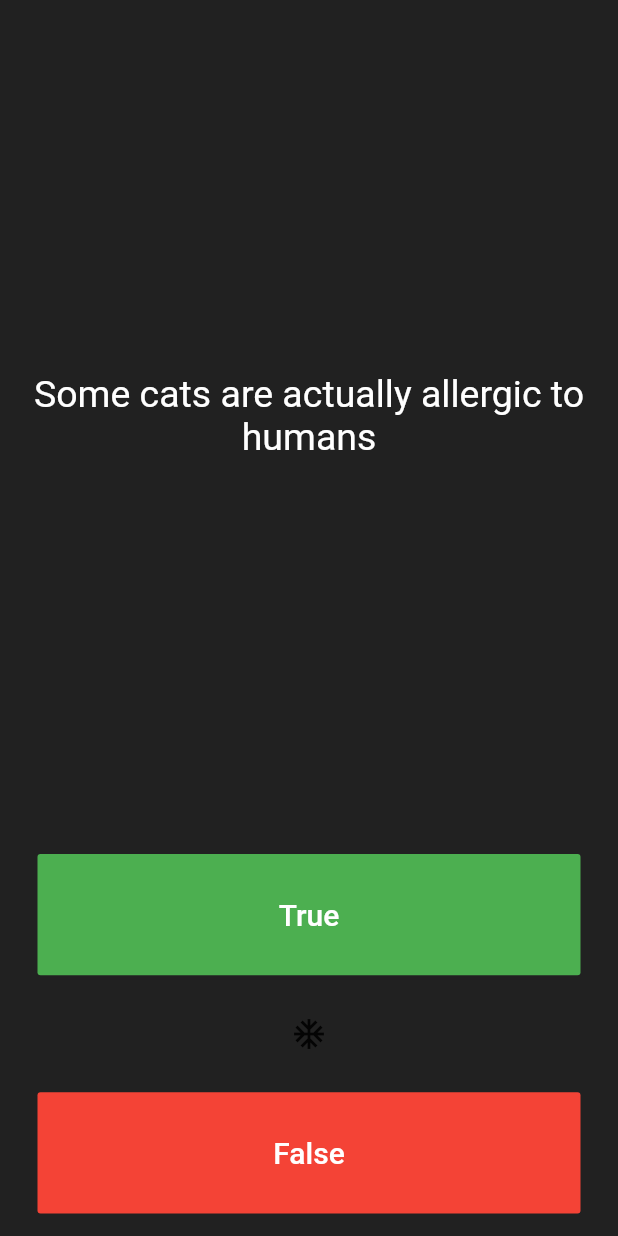
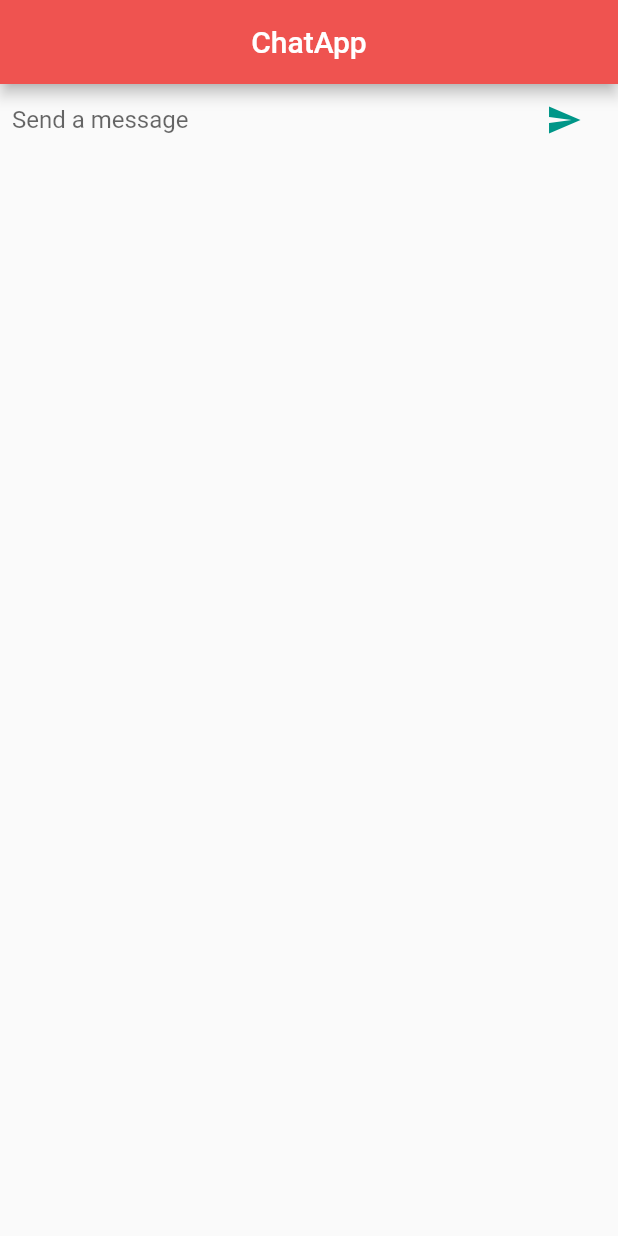
Before and after one commit to mamadou-wone/flutterRefont, a Flutter app: the screen it shows after launch, on a phone screen of 412 x 824 dp. Run offline on Flutter 3.47's test engine with Material 2 defaults, Android fonts, the phone set to English and light mode, and no system bars.

Commit message:
Day23 #100DaysOfCode [23/100]

```diff
--- a/lib/QuizBrain.dart
+++ /dev/null
@@ -1,68 +0,0 @@
-import 'package:MagicBall/Question.dart';
-
-class QuizBrain {
-  int _questionIndex = 0;
-
-  List<Question> _questionBank = [
-    Question(
-        questionText: 'Some cats are actually allergic to humans',
-        questionAnswer: true),
-    Question(
-        questionText: 'You can lead a cow down stairs but not up stairs.',
-        questionAnswer: false),
-    Question(
-        questionText:
-            'Approximately one quarter of human bones are in the feet.',
-        questionAnswer: true),
-    Question(questionText: 'A slug\'s blood is green.', questionAnswer: true),
-    Question(
-        questionText: 'Buzz Aldrin\'s mother\'s maiden name was \"Moon\".',
-        questionAnswer: true),
-    Question(
-        questionText: 'It is illegal to pee in the Ocean in Portugal.',
-        questionAnswer: true),
-    Question(
-        questionText:
-            'No piece of square dry paper can be folded in half more than 7 times.',
-        questionAnswer: false),
-    Question(
-        questionText:
-            'In London, UK, if you happen to die in the House of Parliament, you are technically entitled to a state funeral, because the building is considered too sacred a place.',
-        questionAnswer: true),
-    Question(
-        questionText:
-            'The loudest sound produced by any animal is 188 decibels. That animal is the African Elephant.',
-        questionAnswer: false),
-    Question(
-        questionText:
-            'The total surface area of two human lungs is approximately 70 square metres.',
-        questionAnswer: true),
-    Question(
-        questionText: 'Google was originally called \"Backrub\".',
-        questionAnswer: true),
-    Question(
-        questionText:
-            'Chocolate affects a dog\'s heart and nervous system; a few ounces are enough to kill a small dog.',
-        questionAnswer: true),
-    Question(
-        questionText:
-            'In West Virginia, USA, if you accidentally hit an animal with your car, you are free to take it home to eat.',
-        questionAnswer: true),
-  ];
-
-  void nextQuestion() {
-    if (_questionIndex < _questionBank.length - 1) {
-      _questionIndex++;
-    }
-    print(_questionIndex);
-    print(_questionBank.length);
-  }
-
-  String getQuestionText() {
-    return _questionBank[_questionIndex].questionText;
-  }
-
-  bool getQuestionAnswer() {
-    return _questionBank[_questionIndex].questionAnswer;
-  }
-}
--- a/lib/main.dart
+++ b/lib/main.dart
@@ -1,156 +1,55 @@
-import 'package:MagicBall/Question.dart';
-import 'package:MagicBall/QuizBrain.dart';
 import 'package:flutter/material.dart';
-import 'package:rflutter_alert/rflutter_alert.dart';
 
-QuizBrain quizBrain = QuizBrain();
-void main() => runApp(Quizzler());
+void main() => runApp(MyApp());
 
-class Quizzler extends StatelessWidget {
+class MyApp extends StatefulWidget {
+  @override
+  _MyAppState createState() => _MyAppState();
+}
+
+class _MyAppState extends State<MyApp> {
+  final _textController = TextEditingController();
+
+  void _handleSubmitted(String text) {
+    _textController.clear();
+  }
+
   @override
   Widget build(BuildContext context) {
     return MaterialApp(
       debugShowCheckedModeBanner: false,
+      title: 'ChattApp',
       home: Scaffold(
-        backgroundColor: Colors.grey.shade900,
-        body: SafeArea(
-          child: Padding(
-            padding: EdgeInsets.symmetric(horizontal: 10.0),
-            child: QuizPage(),
+        appBar: AppBar(
+          backgroundColor: Colors.red[400],
+          title: Text('ChatApp'),
+          centerTitle: true,
+        ),
+        body: Container(
+          margin: EdgeInsets.symmetric(horizontal: 8.0),
+          child: Row(
+            children: [
+              Flexible(
+                child: TextField(
+                  controller: _textController,
+                  onSubmitted: _handleSubmitted,
+                  decoration:
+                      InputDecoration.collapsed(hintText: 'Send a message'),
+                ),
+              ),
+              Container(
+                margin: EdgeInsets.symmetric(horizontal: 4.0),
+                child: IconButton(
+                    icon: const Icon(
+                      Icons.send,
+                      color: Colors.teal,
+                    ),
+                    onPressed: () => _handleSubmitted(_textController.text)),
+              ),
+            ],
           ),
         ),
       ),
     );
   }
 }
-
-class QuizPage extends StatefulWidget {
-  @override
-  _QuizPageState createState() => _QuizPageState();
-}
-
-class _QuizPageState extends State<QuizPage> {
-  List<Icon> scoreKeeper = [];
-// Today I just help Thioro to lear flutter so just keep going
-  // String question =  questions[questionIndex];
-  void checkAnswer(bool checkAnswer) {
-    bool correctAnswer = quizBrain.getQuestionAnswer();
-    setState(() {
-      quizBrain.nextQuestion();
-      quizBrain.getQuestionText();
-      if (checkAnswer == correctAnswer) {
-        scoreKeeper.add(
-          Icon(
-            Icons.check,
-            color: Colors.green,
-          ),
-        );
-        print('correct');
-      } else {
-        print('False');
-        scoreKeeper.add(
-          Icon(
-            Icons.close,
-            color: Colors.red,
-          ),
-        );
-      }
-    });
-  }
-
-  @override
-  Widget build(BuildContext context) {
-    return Column(
-      mainAxisAlignment: MainAxisAlignment.spaceBetween,
-      crossAxisAlignment: CrossAxisAlignment.stretch,
-      children: <Widget>[
-        Expanded(
-          flex: 5,
-          child: Padding(
-            padding: EdgeInsets.all(10.0),
-            child: Center(
-              child: Text(
-                quizBrain.getQuestionText(),
-                textAlign: TextAlign.center,
-                style: TextStyle(
-                  fontSize: 25.0,
-                  color: Colors.white,
-                ),
-              ),
-            ),
-          ),
-        ),
-        Expanded(
-          child: Padding(
-            padding: EdgeInsets.all(15.0),
-            child: FlatButton(
-              textColor: Colors.white,
-              color: Colors.green,
-              child: Text(
-                'True',
-                style: TextStyle(
-                  color: Colors.white,
-                  fontSize: 20.0,
-                ),
-              ),
-              onPressed: () {
-                //The user picked true.
-                checkAnswer(true);
-              },
-            ),
-          ),
-        ),
-        FlatButton(
-          child: Icon(Icons.ac_unit),
-          onPressed: () {
-            Alert(
-              context: context,
-              type: AlertType.error,
-              title: "RFLUTTER ALERT",
-              desc: "Flutter is more awesome with RFlutter Alert.",
-              buttons: [
-                DialogButton(
-                  child: Text(
-                    "COOL",
-                    style: TextStyle(color: Colors.white, fontSize: 20),
-                  ),
-                  onPressed: () => Navigator.pop(context),
-                  width: 120,
-                )
-              ],
-            ).show();
-          },
-        ),
-        Expanded(
-          child: Padding(
-            padding: EdgeInsets.all(15.0),
-            child: FlatButton(
-              color: Colors.red,
-              child: Text(
-                'False',
-                style: TextStyle(
-                  fontSize: 20.0,
-                  color: Colors.white,
-                ),
-              ),
-              onPressed: () {
-                //The user picked false.
-                checkAnswer(false);
-              },
-            ),
-          ),
-        ),
-        //TODO: Add a Row here as your score keeper
-        Row(
-          children: scoreKeeper,
-        ),
-      ],
-    );
-  }
-}
-
-/*
-question1: 'You can lead a cow down stairs but not up stairs.', false,
-question2: 'Approximately one quarter of human bones are in the feet.', true,
-question3: 'A slug\'s blood is green.', true,
-*/
```
Also changed, not shown: lib/Question.dart (deleted, +0 -8 lines).
